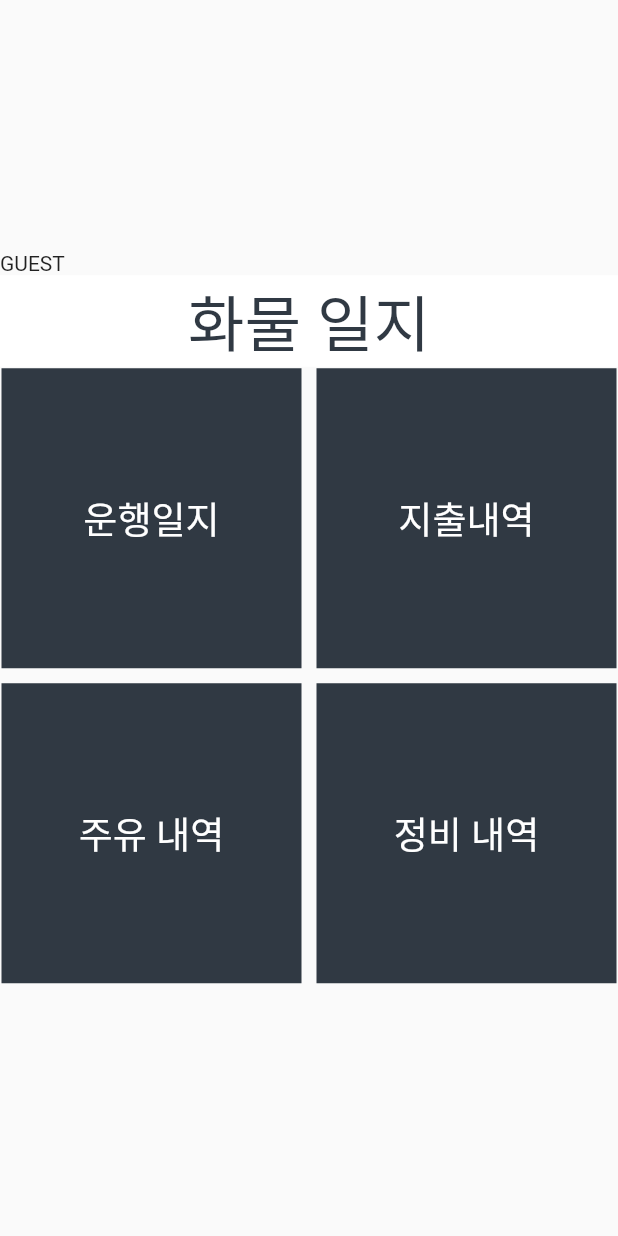
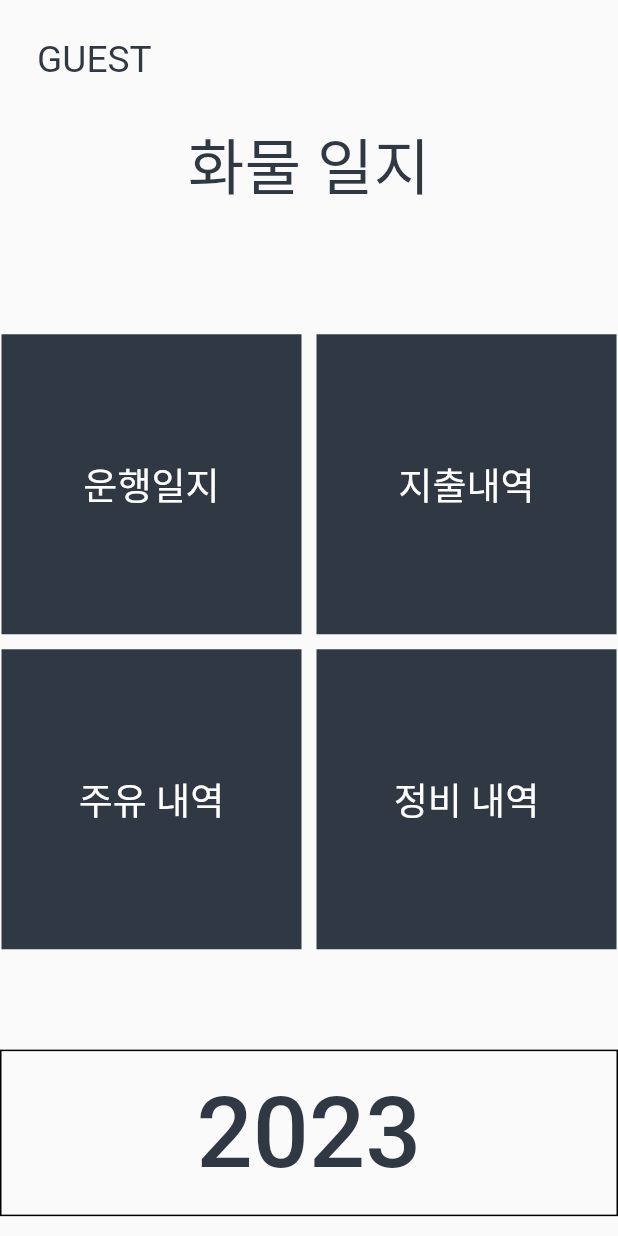
Before and after one commit to jun-young1993/freight-ui, a Flutter app: the HomeScreen screen opened by its route, on a phone screen of 412 x 824 dp. Run offline on Flutter 3.47's test engine with Material 2 defaults, Android fonts, the phone set to English and light mode, and no system bars; our stand-ins replace flutter_bloc, flutter_dotenv, flutter_secure_storage, flutter_svg, syncfusion_flutter_datepicker; missing offline and left inert: dart:ffi, excel; accounts and stored records are empty.

Commit message:
year button

```diff
--- a/lib/ui/screen/home/home.dart
+++ b/lib/ui/screen/home/home.dart
@@ -12,6 +12,7 @@ import 'package:freight_ui/states/user/user_event.dart';
 import 'package:freight_ui/states/user/user_selector.dart';
 import 'package:freight_ui/ui/widgets/main_app_bar.dart';
 import 'package:freight_ui/ui/widgets/main_view.dart';
+import 'package:freight_ui/utills/date.dart';
 
 class HomeScreen extends StatefulWidget {
   const HomeScreen({super.key});
@@ -35,61 +36,51 @@ class _HomeScreenState extends State<HomeScreen> {
 
   @override
   Widget build(BuildContext context){
+    double screenHeight = MediaQuery.of(context).size.height;
     return Scaffold(
       body: Stack(
         children: [
-          Center(
-                child: SingleChildScrollView(
-                  child: Column(
-                    children: [
-                      UserEntityStateSelector(
-                        builder: (User user) {
-                          print('user entity state selector');
-                          return Container(
-                            alignment: Alignment.topLeft,
-                            child: Text(user.name),
-                          );
-                        }
-                      ),
-                      // _buildImage(),
-                      _buildTitle(),
-                      _buildMenus(AppRouteMap.getShowMenu())
-                    ],
-                  ),
-                )
-              )
+          SingleChildScrollView(
+            child: Column(
+              children: [
+                _buildUserTitle(),
+                _buildTitle(),
+                _buildMenus(AppRouteMap.getShowMenu()),
+                SizedBox(
+                  height: screenHeight * 0.08,
+                ),
+                _buildYear()
+              ],
+            ),
+          )
+
         ],
-        // children: [
-        //       NestedScrollView(
-        //       key: _scrollKey,
-        //       headerSliverBuilder: (_, __) => [
-        //             MainSliverAppBar(
-        //               leadingIconData: Icons.home,
-        //               onLeadingPress: (){},
-        //               title: AppRouteMap.getName(Routes.home),
-        //               context: context,
-        //             )
-        //       ],
-        //       body : Center(
-        //         child: SingleChildScrollView(
-        //           child: Column(
-        //             children: [
-        //               // _buildImage(),
-        //               _buildMenus(AppRouteMap.getShowMenu())
-        //             ],
-        //           ),
-        //         )
-        //       )
-        //     )
-        // ],
       )
+    );
+  }
+
+  Widget _buildUserTitle(){
+    double screenHeight = MediaQuery.of(context).size.height;
+    return UserEntityStateSelector(
+      builder: (User user) {
+        print('[home.dart] user entity state selector');
+        return Container(
+          padding: EdgeInsets.all(screenHeight * 0.03),
+          alignment: Alignment.topLeft,
+          child: Text(
+            style: TextStyle(fontSize: screenHeight * 0.03, color: AppColors.black),
+            user.name
+          ),
+        );
+      }
     );
   }
 
   Widget _buildTitle(){
     double screenHeight = MediaQuery.of(context).size.height;
     return Container(
-      color: AppColors.white,
+      padding: EdgeInsets.only(bottom: screenHeight * 0.1),
+      // color: AppColors.white,
       alignment: Alignment.center,
       child: Title(
         color: AppColors.black,
@@ -98,12 +89,6 @@ class _HomeScreenState extends State<HomeScreen> {
           AppText.freightRequest
         )
       )
-    );
-  }
-
-  Widget _buildImage(){
-    return Container(
-      child: const Image(image: AppImages.truck),
     );
   }
 
@@ -142,6 +127,27 @@ class _HomeScreenState extends State<HomeScreen> {
 
   }
 
+  Widget _buildYear(){
+    double screenHeight = MediaQuery.of(context).size.height;
+    return Container(
+      width: double.infinity,
+      padding: const EdgeInsets.all(8),
+      decoration: BoxDecoration(
+          border: Border.all()
+      ),
+      child: TextButton(
+          onPressed: () {},
+          child: Text(
+            style: TextStyle(
+              color: AppColors.black,
+              fontSize: screenHeight * 0.08
+            ),
+            CurrentDate('yyyy')
+          )
+      ),
+    );
+  }
+
   void _onSelectMenu(Routes route){
     AppNavigator.push(route);
   }
--- a/lib/utills/date.dart
+++ b/lib/utills/date.dart
@@ -20,6 +20,9 @@ DateTime SearchDate(SearchDateType type, { DateTime? dateTime }){
   );
 }
 
+/**
+ * params format yyyy-MM-dd
+ */
 String CurrentDate(String format) {
   return DateFormat(format).format(DateTime.now());
 }
```
